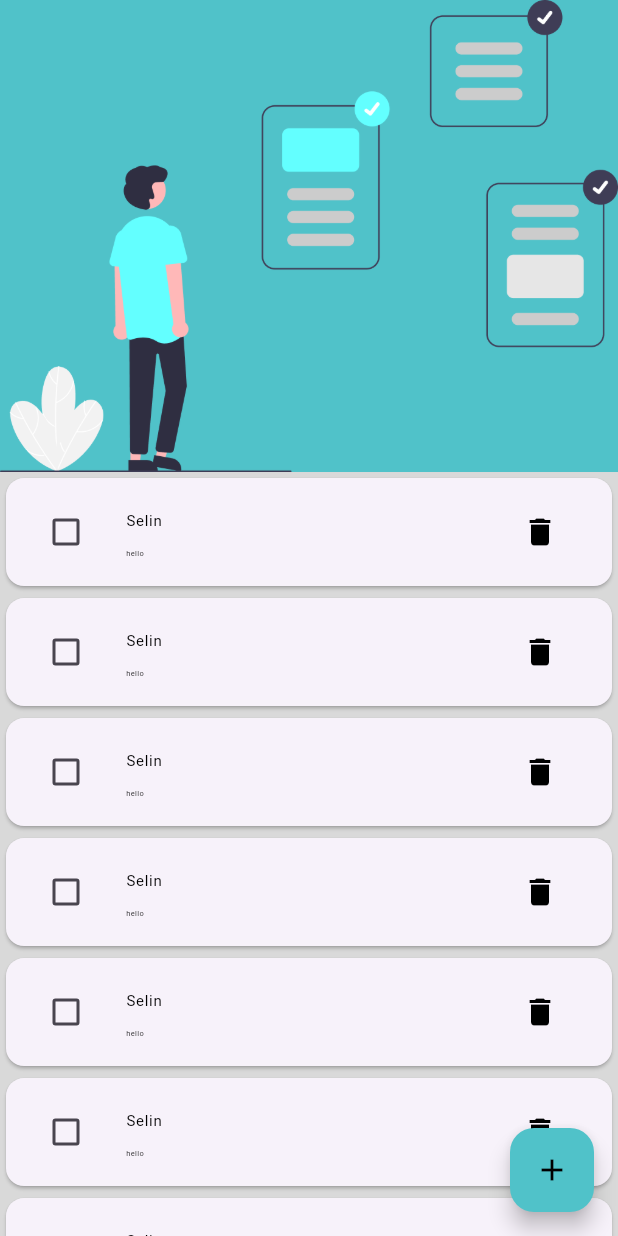
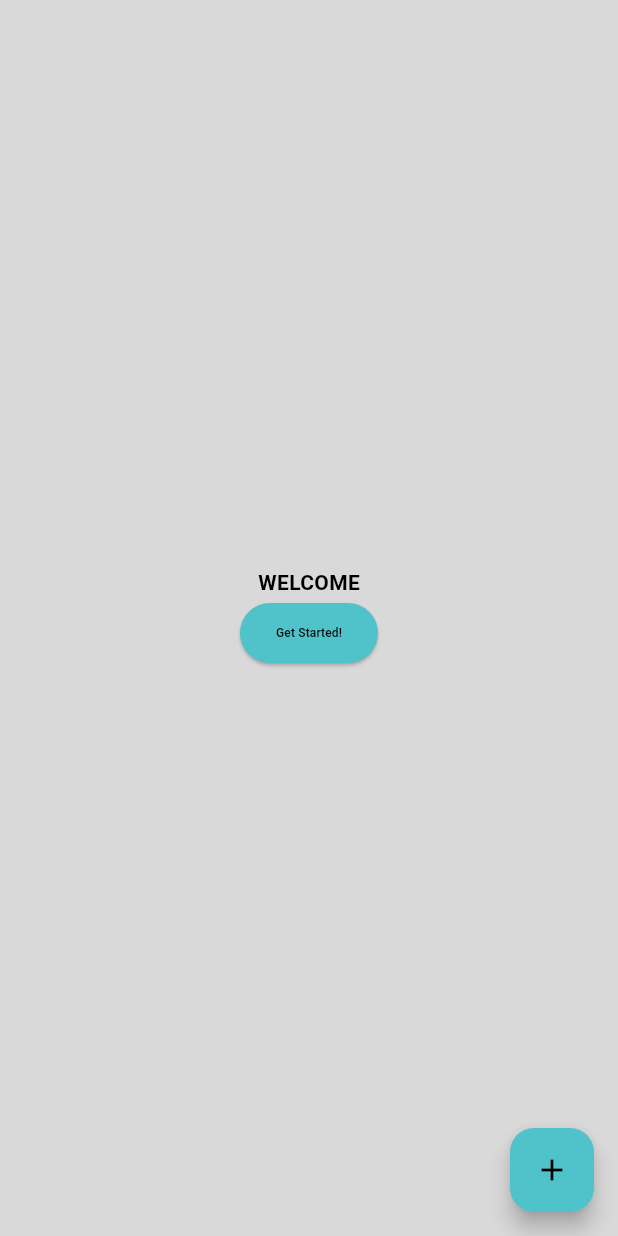
Before and after one commit to selinbdk/bloc_examples, a Flutter app: the screen it shows after launch, on a phone screen of 412 x 824 dp. Run offline on Flutter 3.47's test engine with Material 3 defaults, Android fonts, the phone set to English and light mode, and no system bars; our stand-ins replace bloc, dio, equatable, flutter_bloc, objectbox; generated files the repository leaves out were written again.

```diff
--- a/lib/examples/todo/cubits/add_todo/add_todo_state.dart
+++ b/lib/examples/todo/cubits/add_todo/add_todo_state.dart
@@ -22,8 +22,8 @@ final class AddTodoLoading extends AddTodoState {
 }
 
 final class AddTodoSuccess extends AddTodoState {
-  const AddTodoSuccess();
-  //final List<TodoModel> data;
+  const AddTodoSuccess(this.data);
+  final void data;
 
   @override
   List<Object> get props => [];
--- a/lib/examples/todo/cubits/remove_todo/remove_todo_cubit.dart
+++ b/lib/examples/todo/cubits/remove_todo/remove_todo_cubit.dart
@@ -1,8 +1,24 @@
 import 'package:bloc/bloc.dart';
 import 'package:equatable/equatable.dart';
+
+import '../../repository/repository.dart';
 
 part 'remove_todo_state.dart';
 
 class RemoveTodoCubit extends Cubit<RemoveTodoState> {
-  RemoveTodoCubit() : super(RemoveTodoInitial());
+  RemoveTodoCubit(
+    this.todoRepository,
+  ) : super(const RemoveTodoInitial());
+
+  Future<void> removeTodo(int id) async {
+    emit(const RemoveTodoLoading());
+    try {
+      final element = await todoRepository.removeTodo(id);
+      emit(RemoveTodoSuccess(element));
+    } catch (_) {
+      emit(RemoveTodoFailure(message: _.toString()));
+    }
+  }
+
+  final TodoRepository todoRepository;
 }
--- a/lib/examples/todo/cubits/remove_todo/remove_todo_state.dart
+++ b/lib/examples/todo/cubits/remove_todo/remove_todo_state.dart
@@ -23,8 +23,8 @@ final class RemoveTodoLoading extends RemoveTodoState {
 }
 
 final class RemoveTodoSuccess extends RemoveTodoState {
-  const RemoveTodoSuccess();
-  //final List<TodoModel> data;
+  const RemoveTodoSuccess(this.data);
+  final void data;
 
   @override
   List<Object> get props => [];
--- a/lib/examples/todo/view/todo_view.dart
+++ b/lib/examples/todo/view/todo_view.dart
@@ -1,15 +1,49 @@
 import 'package:flutter/material.dart';
+import 'package:flutter_bloc/flutter_bloc.dart';
 
+import '../_widgets/app_button.dart';
 import '../_widgets/dialog_field.dart';
+import '../cubits/add_todo/add_todo_cubit.dart';
+import '../cubits/get_all_todos/get_all_todos_cubit.dart';
+import '../cubits/remove_todo/remove_todo_cubit.dart';
 
 class TodoView extends StatelessWidget {
-  const TodoView({super.key});
+  TodoView({super.key});
 
+  // final TodoModel? todoId = todoBox.get(TodoModel().id??0);
+
+  late bool isDone = false;
   @override
   Widget build(BuildContext context) {
     return Scaffold(
       backgroundColor: const Color(0xFFD9D9D9),
-      body: Column(
+      floatingActionButton: FloatingActionButton(
+        backgroundColor: const Color(0xFF50C2C9),
+        onPressed: () {
+          showDialog(
+            context: context,
+            builder: (context) => DialogField(
+              isDone: isDone,
+              getAllTodos: context.read<GetAllTodosCubit>(),
+            ),
+          );
+        },
+        child: const Icon(
+          Icons.add,
+          color: Colors.black,
+        ),
+      ),
+      body: BlocBuilder<GetAllTodosCubit, GetAllTodosState>(
+        builder: (
+          context,
+          state,
+        ) {
+          if (state is GetAllTodosLoading) {
+            return const Center(child: CircularProgressIndicator());
+          } else if (state is GetAllTodosFailure) {
+            return Center(child: Text(state.message));
+          } else if (state is GetAllTodosSuccess) {
+            return Column(
               children: [
                 ColoredBox(
                   color: const Color(0xFF50C2C9),
@@ -17,32 +51,40 @@ class TodoView extends StatelessWidget {
                 ),
                 Expanded(
                   child: ListView.builder(
-              itemCount: 50,
+                    itemCount: state.data.length,
                     itemBuilder: (context, index) {
+                      final data = state.data[index];
                       return Card(
                         child: ListTile(
                           onTap: () {},
                           leading: Checkbox(
-                      value: false,
-                      onChanged: (value) {},
+                            value: data.isDone,
+                            onChanged: (value) {
+                              if (value != null) {
+                                isDone = value;
+                              }
+                            },
                             activeColor: Colors.black,
                           ),
-                    title: const Text(
-                      'Selin',
-                      style: TextStyle(
+                          title: Text(
+                            '${data.content}',
+                            style: const TextStyle(
                               color: Colors.black,
                               fontSize: 10,
                             ),
                           ),
-                    subtitle: const Text(
-                      'hello',
-                      style: TextStyle(
+                          subtitle: Text(
+                            '${data.createdAt}',
+                            style: const TextStyle(
                               color: Colors.black,
                               fontSize: 5,
                             ),
                           ),
                           trailing: IconButton(
-                      onPressed: () {},
+                            onPressed: () {
+                              context.read<RemoveTodoCubit>().removeTodo(data.id ?? 0);
+                              context.read<GetAllTodosCubit>().getAllTodos();
+                            },
                             icon: const Icon(
                               Icons.delete,
                               color: Colors.black,
@@ -54,16 +96,29 @@ class TodoView extends StatelessWidget {
                   ),
                 ),
               ],
+            );
+          }
+          return Column(
+            mainAxisAlignment: MainAxisAlignment.center,
+            children: [
+              const Center(
+                child: Text(
+                  'WELCOME',
+                  style: TextStyle(
+                    color: Colors.black,
+                    fontWeight: FontWeight.bold,
                   ),
-      floatingActionButton: FloatingActionButton(
-        backgroundColor: const Color(0xFF50C2C9),
+                ),
+              ),
+              AppButton(
                 onPressed: () {
-          showDialog(context: context, builder: (context) => const DialogField());
+                  context.read<GetAllTodosCubit>().getAllTodos();
                 },
-        child: const Icon(
-          Icons.add,
-          color: Colors.black,
+                messages: 'Get Started!',
               ),
+            ],
+          );
+        },
       ),
     );
   }
--- a/lib/main.dart
+++ b/lib/main.dart
@@ -1,6 +1,7 @@
 import 'package:flutter/material.dart';
 import 'package:flutter_bloc/flutter_bloc.dart';
 
+import 'examples/todo/cubits/add_todo/add_todo_cubit.dart';
 import 'examples/todo/cubits/get_all_todos/get_all_todos_cubit.dart';
 import 'examples/todo/models/todo_model.dart';
 import 'examples/todo/repository/repository.dart';
@@ -29,9 +30,12 @@ class MainApp extends StatelessWidget {
       ],
       child: MultiBlocProvider(
         providers: [
-          BlocProvider(create: (context) => GetAllTodosCubit(context.read<TodoRepository>())),
+          BlocProvider(
+            create: (context) => AddTodoCubit(TodoRepositoryImpl(todoBox)),
+          ),
+          BlocProvider(create: (context) => GetAllTodosCubit(context.read<TodoRepository>()..getAllTodos())),
         ],
-        child: const MaterialApp(
+        child: MaterialApp(
           debugShowCheckedModeBanner: false,
           home: TodoView(),
         ),
--- a/pubspec.yaml
+++ b/pubspec.yaml
@@ -16,6 +16,7 @@ dependencies:
   objectbox: ^4.0.1
   objectbox_flutter_libs: ^4.0.1
 
+  path: ^1.9.0
   path_provider: ^2.1.4
 
 dev_dependencies:
```
Also changed, not shown: lib/examples/todo/_widgets/dialog_field.dart (+34 -2 lines), lib/examples/todo/cubits/add_todo/add_todo_cubit.dart (+15 -1 lines), lib/examples/todo/cubits/todo.txt (added, +18 -0 lines), pubspec.lock. Lines whose indentation alone changed are shown as unchanged.
